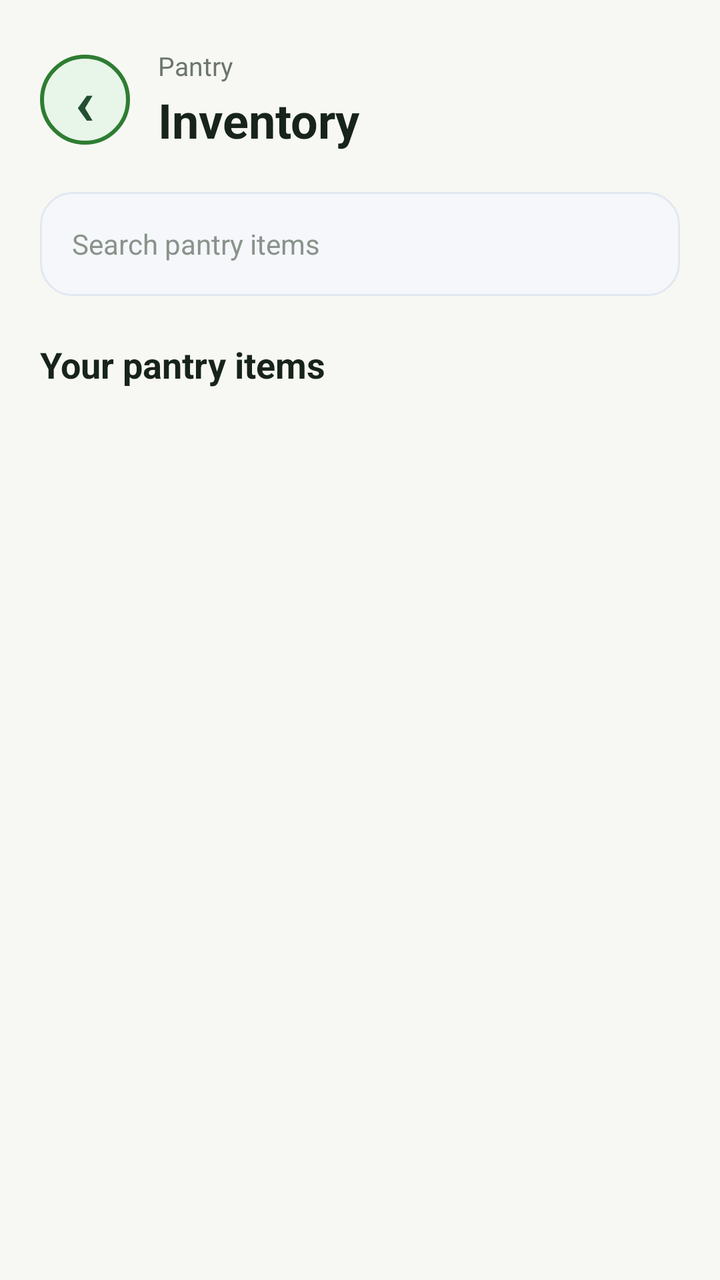
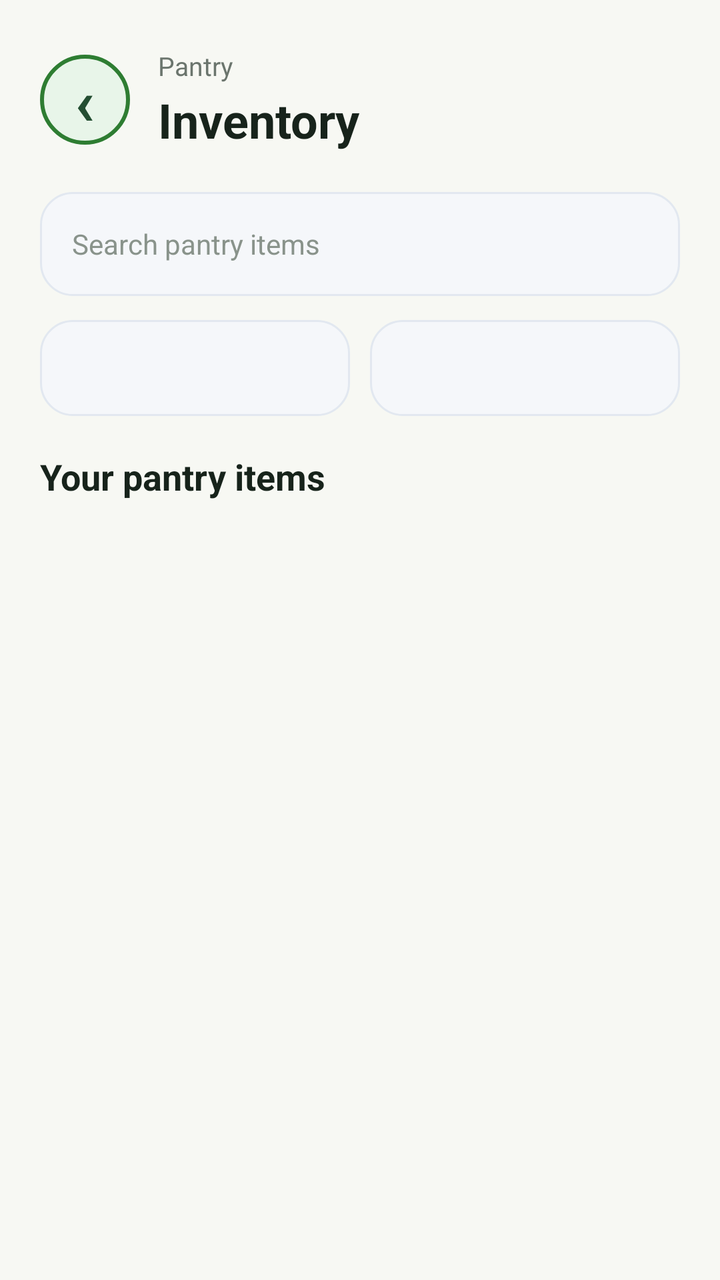

An Android layout rendered at two revisions. The XML below is the earlier revision; the diff shows what the commit changed to produce the second picture.
<!-- AndroidManifest.xml: application theme Theme.SmartPantryManager -->
<!-- res/layout/activity_inventory.xml -->
<?xml version="1.0" encoding="utf-8"?>
<androidx.constraintlayout.widget.ConstraintLayout
    xmlns:android="http://schemas.android.com/apk/res/android"
    xmlns:app="http://schemas.android.com/apk/res-auto"
    android:layout_width="match_parent"
    android:layout_height="match_parent"
    android:background="#F7F8F3">

    
    <LinearLayout
        android:id="@+id/header"
        android:layout_width="0dp"
        android:layout_height="wrap_content"
        android:layout_marginStart="20dp"
        android:layout_marginTop="24dp"
        android:layout_marginEnd="20dp"
        android:gravity="center_vertical"
        android:orientation="horizontal"
        app:layout_constraintEnd_toEndOf="parent"
        app:layout_constraintStart_toStartOf="parent"
        app:layout_constraintTop_toTopOf="parent">

        <TextView
            android:id="@+id/backButton"
            android:layout_width="45dp"
            android:layout_height="45dp"
            android:background="@drawable/profile_circle"
            android:gravity="center"
            android:text="@string/back_arrow"
            android:textColor="#244E32"
            android:textSize="32sp"
            android:textStyle="bold" />

        <LinearLayout
            android:layout_width="0dp"
            android:layout_height="wrap_content"
            android:layout_marginStart="14dp"
            android:layout_weight="1"
            android:orientation="vertical">

            <TextView
                android:layout_width="wrap_content"
                android:layout_height="wrap_content"
                android:text="@string/pantry"
                android:textColor="#6B756D"
                android:textSize="13sp" />

            <TextView
                android:layout_width="wrap_content"
                android:layout_height="wrap_content"
                android:layout_marginTop="2dp"
                android:text="@string/inventory"
                android:textColor="#17231B"
                android:textSize="24sp"
                android:textStyle="bold" />

        </LinearLayout>

    </LinearLayout>

    
    <EditText
        android:id="@+id/searchInput"
        android:layout_width="0dp"
        android:layout_height="52dp"
        android:layout_marginStart="20dp"
        android:layout_marginTop="20dp"
        android:layout_marginEnd="20dp"
        android:background="@drawable/search_background"
        android:hint="@string/search_pantry_items"
        android:paddingStart="16dp"
        android:paddingEnd="16dp"
        android:singleLine="true"
        android:textColor="#17231B"
        android:textColorHint="#89938B"
        android:textSize="14sp"
        app:layout_constraintEnd_toEndOf="parent"
        app:layout_constraintStart_toStartOf="parent"
        app:layout_constraintTop_toBottomOf="@id/header"
        android:autofillHints="text"
        android:inputType="text"/>

    
    <TextView
        android:id="@+id/itemCountText"
        android:layout_width="wrap_content"
        android:layout_height="wrap_content"
        android:layout_marginStart="20dp"
        android:layout_marginTop="22dp"
        android:text="@string/your_pantry_items"
        android:textColor="#17231B"
        android:textSize="18sp"
        android:textStyle="bold"
        app:layout_constraintStart_toStartOf="parent"
        app:layout_constraintTop_toBottomOf="@id/searchInput" />

    
    <androidx.recyclerview.widget.RecyclerView
        android:id="@+id/inventoryRecyclerView"
        android:layout_width="0dp"
        android:layout_height="0dp"
        android:layout_marginStart="20dp"
        android:layout_marginTop="12dp"
        android:layout_marginEnd="20dp"
        android:layout_marginBottom="20dp"
        android:clipToPadding="false"
        android:paddingBottom="20dp"
        app:layout_constraintBottom_toBottomOf="parent"
        app:layout_constraintEnd_toEndOf="parent"
        app:layout_constraintHorizontal_bias="1.0"
        app:layout_constraintStart_toStartOf="parent"
        app:layout_constraintTop_toBottomOf="@id/itemCountText"
        app:layout_constraintVertical_bias="1.0" />

</androidx.constraintlayout.widget.ConstraintLayout>
<!-- resources referenced by this layout -->
<resources>
  <!-- drawable profile_circle (drawable) -->
  <?xml version="1.0" encoding="utf-8"?>
  <shape xmlns:android="http://schemas.android.com/apk/res/android"
      android:shape="oval">
  
      <solid android:color="#E8F5E9" />
  
      <stroke
          android:width="2dp"
          android:color="#2E7D32" />
  
  </shape>
  <!-- drawable search_background (drawable) -->
  <?xml version="1.0" encoding="utf-8"?>
  <shape xmlns:android="http://schemas.android.com/apk/res/android"
      android:shape="rectangle">
  
      <solid android:color="#F5F7FA" />
  
      <corners android:radius="16dp" />
  
      <stroke
          android:width="1dp"
          android:color="#E2E8F0" />
  
      <padding
          android:left="16dp"
          android:top="10dp"
          android:right="16dp"
          android:bottom="10dp" />
  
  </shape>
  <string name="back_arrow">‹</string>
  <string name="inventory">Inventory</string>
  <string name="pantry">Pantry</string>
  <string name="search_pantry_items">Search pantry items</string>
  <string name="your_pantry_items">Your pantry items</string>
  <style name="Theme.SmartPantryManager" parent="Base.Theme.SmartPantryManager" />
  <style name="Base.Theme.SmartPantryManager" parent="Theme.Material3.DayNight.NoActionBar">
          
          
      </style>
</resources>

<!-- the commit's change to res/layout/activity_inventory.xml (unified diff, before → after) -->
@@ -66,8 +66,10 @@
         android:layout_marginStart="20dp"
         android:layout_marginTop="20dp"
         android:layout_marginEnd="20dp"
+        android:autofillHints="text"
         android:background="@drawable/search_background"
         android:hint="@string/search_pantry_items"
+        android:inputType="text"
         android:paddingStart="16dp"
         android:paddingEnd="16dp"
         android:singleLine="true"
@@ -76,9 +78,42 @@
         android:textSize="14sp"
         app:layout_constraintEnd_toEndOf="parent"
         app:layout_constraintStart_toStartOf="parent"
-        app:layout_constraintTop_toBottomOf="@id/header"
-        android:autofillHints="text"
-        android:inputType="text"/>
+        app:layout_constraintTop_toBottomOf="@id/header" />
+
+    
+    <LinearLayout
+        android:id="@+id/filterRow"
+        android:layout_width="0dp"
+        android:layout_height="wrap_content"
+        android:layout_marginStart="20dp"
+        android:layout_marginTop="12dp"
+        android:layout_marginEnd="20dp"
+        android:gravity="center_vertical"
+        android:orientation="horizontal"
+        app:layout_constraintEnd_toEndOf="parent"
+        app:layout_constraintStart_toStartOf="parent"
+        app:layout_constraintTop_toBottomOf="@id/searchInput">
+
+        <Spinner
+            android:id="@+id/categorySpinner"
+            android:layout_width="0dp"
+            android:layout_height="48dp"
+            android:layout_weight="1"
+            android:background="@drawable/search_background"
+            android:paddingStart="10dp"
+            android:paddingEnd="10dp" />
+
+        <Spinner
+            android:id="@+id/locationSpinner"
+            android:layout_width="0dp"
+            android:layout_height="48dp"
+            android:layout_marginStart="10dp"
+            android:layout_weight="1"
+            android:background="@drawable/search_background"
+            android:paddingStart="10dp"
+            android:paddingEnd="10dp" />
+
+    </LinearLayout>
 
     
     <TextView
@@ -86,13 +121,13 @@
         android:layout_width="wrap_content"
         android:layout_height="wrap_content"
         android:layout_marginStart="20dp"
-        android:layout_marginTop="22dp"
+        android:layout_marginTop="18dp"
         android:text="@string/your_pantry_items"
         android:textColor="#17231B"
         android:textSize="18sp"
         android:textStyle="bold"
         app:layout_constraintStart_toStartOf="parent"
-        app:layout_constraintTop_toBottomOf="@id/searchInput" />
+        app:layout_constraintTop_toBottomOf="@id/filterRow" />
 
     
     <androidx.recyclerview.widget.RecyclerView
@@ -107,9 +142,7 @@
         android:paddingBottom="20dp"
         app:layout_constraintBottom_toBottomOf="parent"
         app:layout_constraintEnd_toEndOf="parent"
-        app:layout_constraintHorizontal_bias="1.0"
         app:layout_constraintStart_toStartOf="parent"
-        app:layout_constraintTop_toBottomOf="@id/itemCountText"
-        app:layout_constraintVertical_bias="1.0" />
+        app:layout_constraintTop_toBottomOf="@id/itemCountText" />
 
 </androidx.constraintlayout.widget.ConstraintLayout>
